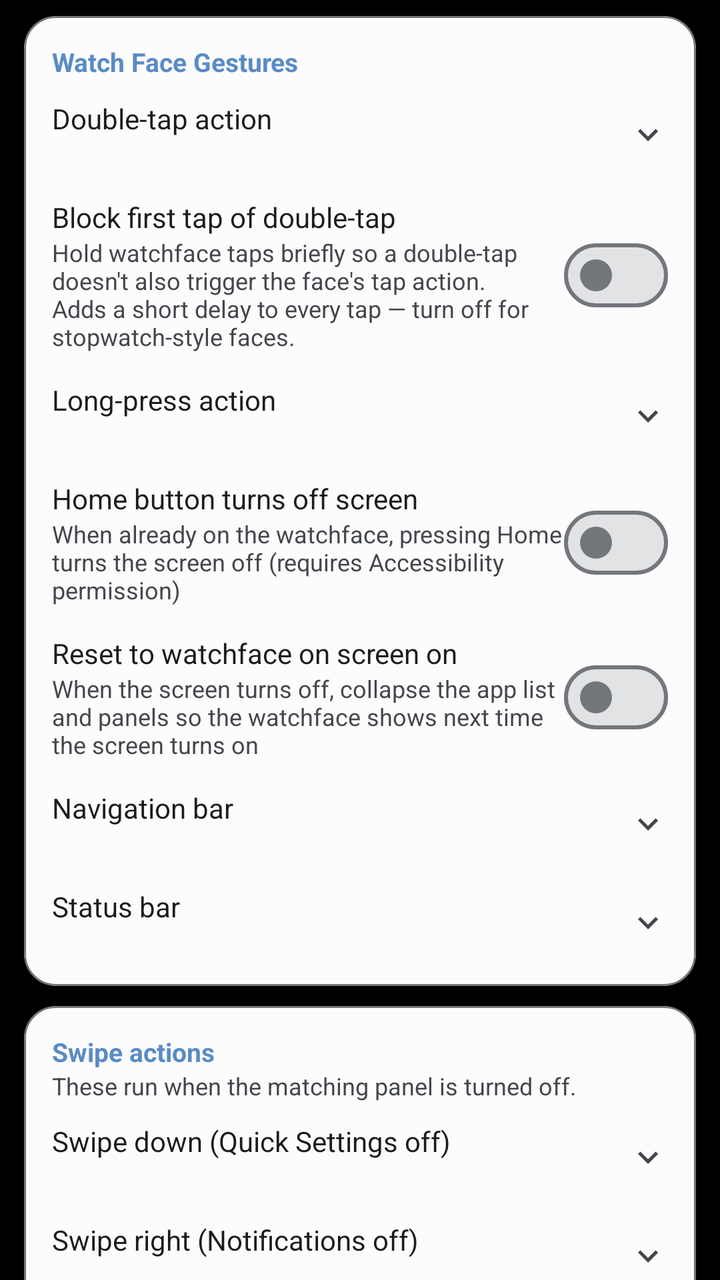
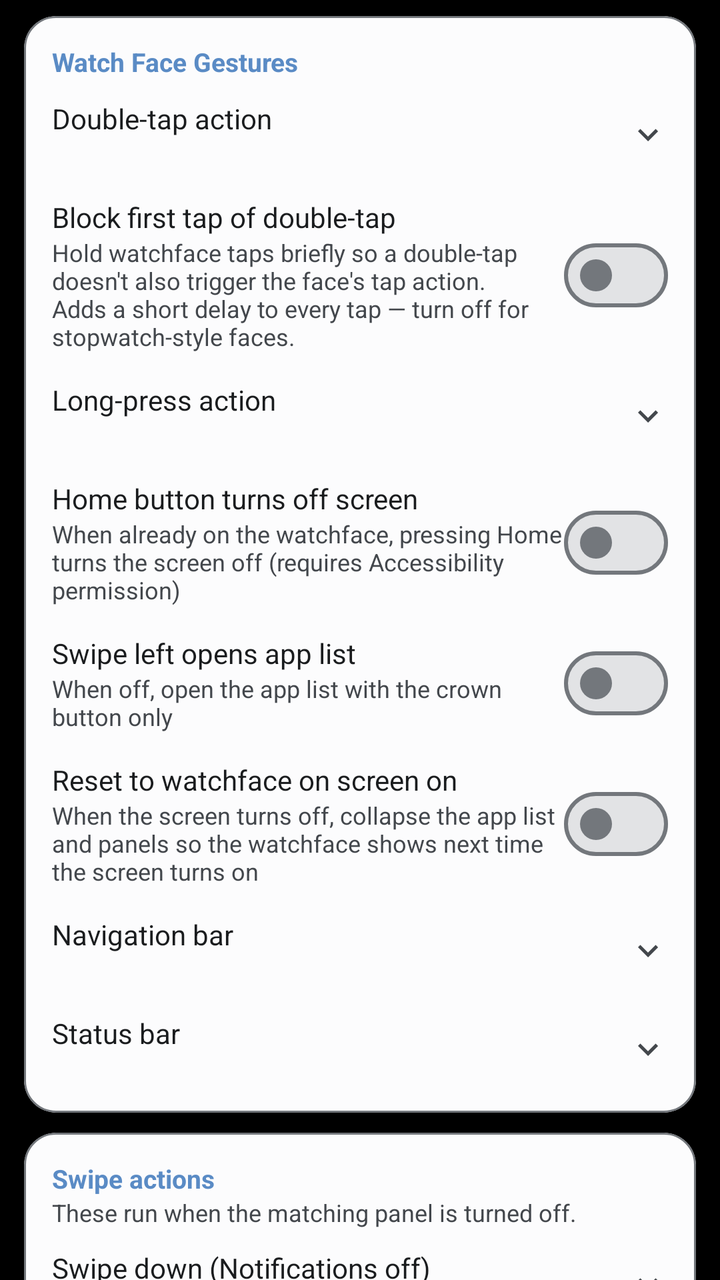

Before-and-after screenshots of an Android layout around one commit, followed by the original layout XML and the change that was made.
<!-- AndroidManifest.xml: application theme Theme.CloX -->
<!-- res/layout/fragment_settings_gestures.xml -->
<?xml version="1.0" encoding="utf-8"?>
<androidx.core.widget.NestedScrollView
    xmlns:android="http://schemas.android.com/apk/res/android"
    xmlns:app="http://schemas.android.com/apk/res-auto"
    android:layout_width="match_parent"
    android:layout_height="match_parent"
    android:clipToPadding="false"
    android:fillViewport="true">

    <LinearLayout
        android:layout_width="match_parent"
        android:layout_height="wrap_content"
        android:orientation="vertical"
        android:paddingTop="8dp"
        android:paddingBottom="16dp">

        
        <com.google.android.material.card.MaterialCardView
            android:layout_width="match_parent" android:layout_height="wrap_content"
            android:layout_marginHorizontal="12dp" android:layout_marginBottom="10dp"
            app:cardCornerRadius="16dp" app:cardElevation="0dp"
            app:strokeWidth="1dp" app:strokeColor="?attr/colorOutline"
            app:cardBackgroundColor="?attr/colorSurface">
            <LinearLayout android:layout_width="match_parent" android:layout_height="wrap_content"
                android:orientation="vertical" android:padding="14dp">
                <TextView android:layout_width="wrap_content" android:layout_height="wrap_content"
                    android:text="@string/pref_gestures_watchface_category"
                    android:textSize="13sp" android:textStyle="bold"
                    android:textColor="?attr/colorPrimary" android:layout_marginBottom="10dp" />

                
                <LinearLayout android:id="@+id/rowDoubleTap"
                    android:layout_width="match_parent" android:layout_height="wrap_content"
                    android:orientation="horizontal" android:gravity="center_vertical"
                    android:clickable="true" android:focusable="true"
                    android:background="?attr/selectableItemBackground">
                    <LinearLayout android:layout_width="0dp" android:layout_height="wrap_content"
                        android:layout_weight="1" android:orientation="vertical">
                        <TextView android:layout_width="wrap_content" android:layout_height="wrap_content"
                            android:text="@string/pref_double_tap_title"
                            android:textSize="14sp" android:textColor="?attr/colorOnSurface" />
                        <TextView android:id="@+id/tvDoubleTap"
                            android:layout_width="wrap_content" android:layout_height="wrap_content"
                            android:textSize="12sp" android:textColor="?attr/colorOnSurfaceVariant" />
                    </LinearLayout>
                    <ImageView android:layout_width="20dp" android:layout_height="20dp"
                        android:src="@drawable/ic_expand_more" app:tint="?attr/colorOnSurfaceVariant" />
                </LinearLayout>

                
                <LinearLayout android:layout_width="match_parent" android:layout_height="wrap_content"
                    android:orientation="horizontal" android:gravity="center_vertical"
                    android:layout_marginTop="14dp">
                    <LinearLayout android:layout_width="0dp" android:layout_height="wrap_content"
                        android:layout_weight="1" android:orientation="vertical">
                        <TextView android:layout_width="wrap_content" android:layout_height="wrap_content"
                            android:text="@string/pref_double_tap_hold_title"
                            android:textSize="14sp" android:textColor="?attr/colorOnSurface" />
                        <TextView android:layout_width="match_parent" android:layout_height="wrap_content"
                            android:text="@string/pref_double_tap_hold_summary"
                            android:textSize="12sp" android:textColor="?attr/colorOnSurfaceVariant" />
                    </LinearLayout>
                    <com.google.android.material.materialswitch.MaterialSwitch
                        android:id="@+id/switchDoubleTapHold"
                        android:layout_width="wrap_content" android:layout_height="wrap_content" />
                </LinearLayout>

                
                <LinearLayout android:id="@+id/rowLongPress"
                    android:layout_width="match_parent" android:layout_height="wrap_content"
                    android:orientation="horizontal" android:gravity="center_vertical"
                    android:layout_marginTop="14dp"
                    android:clickable="true" android:focusable="true"
                    android:background="?attr/selectableItemBackground">
                    <LinearLayout android:layout_width="0dp" android:layout_height="wrap_content"
                        android:layout_weight="1" android:orientation="vertical">
                        <TextView android:layout_width="wrap_content" android:layout_height="wrap_content"
                            android:text="@string/pref_long_press_title"
                            android:textSize="14sp" android:textColor="?attr/colorOnSurface" />
                        <TextView android:id="@+id/tvLongPress"
                            android:layout_width="wrap_content" android:layout_height="wrap_content"
                            android:textSize="12sp" android:textColor="?attr/colorOnSurfaceVariant" />
                    </LinearLayout>
                    <ImageView android:layout_width="20dp" android:layout_height="20dp"
                        android:src="@drawable/ic_expand_more" app:tint="?attr/colorOnSurfaceVariant" />
                </LinearLayout>

                
                <LinearLayout android:layout_width="match_parent" android:layout_height="wrap_content"
                    android:orientation="horizontal" android:gravity="center_vertical"
                    android:layout_marginTop="14dp">
                    <LinearLayout android:layout_width="0dp" android:layout_height="wrap_content"
                        android:layout_weight="1" android:orientation="vertical">
                        <TextView android:layout_width="wrap_content" android:layout_height="wrap_content"
                            android:text="@string/pref_home_press_screen_off_title"
                            android:textSize="14sp" android:textColor="?attr/colorOnSurface" />
                        <TextView android:layout_width="wrap_content" android:layout_height="wrap_content"
                            android:text="@string/pref_home_press_screen_off_summary"
                            android:textSize="12sp" android:textColor="?attr/colorOnSurfaceVariant" />
                    </LinearLayout>
                    <com.google.android.material.materialswitch.MaterialSwitch
                        android:id="@+id/switchHomePressOff"
                        android:layout_width="wrap_content" android:layout_height="wrap_content" />
                </LinearLayout>

                
                <LinearLayout android:layout_width="match_parent" android:layout_height="wrap_content"
                    android:orientation="horizontal" android:gravity="center_vertical"
                    android:layout_marginTop="14dp">
                    <LinearLayout android:layout_width="0dp" android:layout_height="wrap_content"
                        android:layout_weight="1" android:orientation="vertical">
                        <TextView android:layout_width="wrap_content" android:layout_height="wrap_content"
                            android:text="@string/pref_reset_watchface_on_screen_title"
                            android:textSize="14sp" android:textColor="?attr/colorOnSurface" />
                        <TextView android:layout_width="match_parent" android:layout_height="wrap_content"
                            android:text="@string/pref_reset_watchface_on_screen_summary"
                            android:textSize="12sp" android:textColor="?attr/colorOnSurfaceVariant" />
                    </LinearLayout>
                    <com.google.android.material.materialswitch.MaterialSwitch
                        android:id="@+id/switchResetWatchface"
                        android:layout_width="wrap_content" android:layout_height="wrap_content" />
                </LinearLayout>

                
                <LinearLayout android:id="@+id/rowNavBar"
                    android:layout_width="match_parent" android:layout_height="wrap_content"
                    android:orientation="horizontal" android:gravity="center_vertical"
                    android:layout_marginTop="14dp"
                    android:clickable="true" android:focusable="true"
                    android:background="?attr/selectableItemBackground">
                    <LinearLayout android:layout_width="0dp" android:layout_height="wrap_content"
                        android:layout_weight="1" android:orientation="vertical">
                        <TextView android:layout_width="wrap_content" android:layout_height="wrap_content"
                            android:text="@string/pref_nav_bar_title"
                            android:textSize="14sp" android:textColor="?attr/colorOnSurface" />
                        <TextView android:id="@+id/tvNavBar"
                            android:layout_width="wrap_content" android:layout_height="wrap_content"
                            android:textSize="12sp" android:textColor="?attr/colorOnSurfaceVariant" />
                    </LinearLayout>
                    <ImageView android:layout_width="20dp" android:layout_height="20dp"
                        android:src="@drawable/ic_expand_more" app:tint="?attr/colorOnSurfaceVariant" />
                </LinearLayout>

                
                <LinearLayout android:id="@+id/rowStatusBar"
                    android:layout_width="match_parent" android:layout_height="wrap_content"
                    android:orientation="horizontal" android:gravity="center_vertical"
                    android:layout_marginTop="14dp"
                    android:clickable="true" android:focusable="true"
                    android:background="?attr/selectableItemBackground">
                    <LinearLayout android:layout_width="0dp" android:layout_height="wrap_content"
                        android:layout_weight="1" android:orientation="vertical">
                        <TextView android:layout_width="wrap_content" android:layout_height="wrap_content"
                            android:text="@string/pref_status_bar_title"
                            android:textSize="14sp" android:textColor="?attr/colorOnSurface" />
                        <TextView android:id="@+id/tvStatusBar"
                            android:layout_width="wrap_content" android:layout_height="wrap_content"
                            android:textSize="12sp" android:textColor="?attr/colorOnSurfaceVariant" />
                    </LinearLayout>
                    <ImageView android:layout_width="20dp" android:layout_height="20dp"
                        android:src="@drawable/ic_expand_more" app:tint="?attr/colorOnSurfaceVariant" />
                </LinearLayout>

            </LinearLayout>
        </com.google.android.material.card.MaterialCardView>

        
        <com.google.android.material.card.MaterialCardView
            android:layout_width="match_parent" android:layout_height="wrap_content"
            android:layout_marginHorizontal="12dp" android:layout_marginBottom="10dp"
            app:cardCornerRadius="16dp" app:cardElevation="0dp"
            app:strokeWidth="1dp" app:strokeColor="?attr/colorOutline"
            app:cardBackgroundColor="?attr/colorSurface">
            <LinearLayout android:layout_width="match_parent" android:layout_height="wrap_content"
                android:orientation="vertical" android:padding="14dp">
                <TextView android:layout_width="wrap_content" android:layout_height="wrap_content"
                    android:text="@string/pref_swipe_category"
                    android:textSize="13sp" android:textStyle="bold"
                    android:textColor="?attr/colorPrimary" />
                <TextView android:layout_width="match_parent" android:layout_height="wrap_content"
                    android:text="@string/pref_swipe_category_summary"
                    android:textSize="12sp" android:textColor="?attr/colorOnSurfaceVariant"
                    android:layout_marginBottom="10dp" />

                
                <LinearLayout android:id="@+id/rowSwipeDown"
                    android:layout_width="match_parent" android:layout_height="wrap_content"
                    android:orientation="horizontal" android:gravity="center_vertical"
                    android:clickable="true" android:focusable="true"
                    android:background="?attr/selectableItemBackground">
                    <LinearLayout android:layout_width="0dp" android:layout_height="wrap_content"
                        android:layout_weight="1" android:orientation="vertical">
                        <TextView android:layout_width="wrap_content" android:layout_height="wrap_content"
                            android:text="@string/pref_swipe_down_title"
                            android:textSize="14sp" android:textColor="?attr/colorOnSurface" />
                        <TextView android:id="@+id/tvSwipeDown"
                            android:layout_width="wrap_content" android:layout_height="wrap_content"
                            android:textSize="12sp" android:textColor="?attr/colorOnSurfaceVariant" />
                    </LinearLayout>
                    <ImageView android:layout_width="20dp" android:layout_height="20dp"
                        android:src="@drawable/ic_expand_more" app:tint="?attr/colorOnSurfaceVariant" />
                </LinearLayout>

                
                <LinearLayout android:id="@+id/rowSwipeRight"
                    android:layout_width="match_parent" android:layout_height="wrap_content"
                    android:orientation="horizontal" android:gravity="center_vertical"
                    android:layout_marginTop="14dp"
                    android:clickable="true" android:focusable="true"
                    android:background="?attr/selectableItemBackground">
                    <LinearLayout android:layout_width="0dp" android:layout_height="wrap_content"
                        android:layout_weight="1" android:orientation="vertical">
                        <TextView android:layout_width="wrap_content" android:layout_height="wrap_content"
                            android:text="@string/pref_swipe_right_title"
                            android:textSize="14sp" android:textColor="?attr/colorOnSurface" />
                        <TextView android:id="@+id/tvSwipeRight"
                            android:layout_width="wrap_content" android:layout_height="wrap_content"
                            android:textSize="12sp" android:textColor="?attr/colorOnSurfaceVariant" />
                    </LinearLayout>
                    <ImageView android:layout_width="20dp" android:layout_height="20dp"
                        android:src="@drawable/ic_expand_more" app:tint="?attr/colorOnSurfaceVariant" />
                </LinearLayout>

            </LinearLayout>
        </com.google.android.material.card.MaterialCardView>

        
        <com.google.android.material.card.MaterialCardView
            android:layout_width="match_parent" android:layout_height="wrap_content"
            android:layout_marginHorizontal="12dp" android:layout_marginBottom="10dp"
            app:cardCornerRadius="16dp" app:cardElevation="0dp"
            app:strokeWidth="1dp" app:strokeColor="?attr/colorOutline"
            app:cardBackgroundColor="?attr/colorSurface">
            <LinearLayout android:layout_width="match_parent" android:layout_height="wrap_content"
                android:orientation="vertical" android:padding="14dp">
                <TextView android:layout_width="wrap_content" android:layout_height="wrap_content"
                    android:text="@string/pref_btn_map_category"
                    android:textSize="13sp" android:textStyle="bold"
                    android:textColor="?attr/colorPrimary" android:layout_marginBottom="10dp" />

                
                <LinearLayout android:id="@+id/containerButtons"
                    android:layout_width="match_parent" android:layout_height="wrap_content"
                    android:orientation="vertical" />

                
                <LinearLayout android:id="@+id/rowBtnRecord"
                    android:layout_width="match_parent" android:layout_height="wrap_content"
                    android:orientation="horizontal" android:gravity="center_vertical"
                    android:clickable="true" android:focusable="true"
                    android:background="?attr/selectableItemBackground">
                    <LinearLayout android:layout_width="0dp" android:layout_height="wrap_content"
                        android:layout_weight="1" android:orientation="vertical">
                        <TextView android:layout_width="wrap_content" android:layout_height="wrap_content"
                            android:text="@string/pref_btn_add_title"
                            android:textSize="14sp" android:textColor="?attr/colorPrimary" />
                        <TextView android:layout_width="wrap_content" android:layout_height="wrap_content"
                            android:text="@string/pref_btn_add_summary"
                            android:textSize="12sp" android:textColor="?attr/colorOnSurfaceVariant" />
                    </LinearLayout>
                    <ImageView android:layout_width="20dp" android:layout_height="20dp"
                        android:src="@drawable/ic_tune" app:tint="?attr/colorPrimary" />
                </LinearLayout>

            </LinearLayout>
        </com.google.android.material.card.MaterialCardView>

    </LinearLayout>
</androidx.core.widget.NestedScrollView>
<!-- resources referenced by this layout -->
<resources>
  <!-- drawable ic_tune (drawable) -->
  <vector xmlns:android="http://schemas.android.com/apk/res/android" android:width="24dp" android:height="24dp" android:viewportWidth="24" android:viewportHeight="24">
      <path android:fillColor="?attr/colorOnSurface" android:pathData="M3,17v2h6v-2H3zM3,5v2h10V5H3zM13,21v-2h8v-2h-8v-2h-2v6h2zM7,9v2H3v2h4v2h2V9H7zM21,13v-2H11v2h10zM15,9h2V7h4V5h-4V3h-2v6z"/>
  </vector>
  <string name="pref_btn_add_summary">Tap to record another button</string>
  <string name="pref_btn_add_title">Add button</string>
  <string name="pref_btn_map_category">Hardware Button Mapping</string>
  <string name="pref_double_tap_hold_summary">Hold watchface taps briefly so a double-tap doesn\'t also trigger the face\'s tap action. Adds a short delay to every tap — turn off for stopwatch-style faces.</string>
  <string name="pref_double_tap_hold_title">Block first tap of double-tap</string>
  <string name="pref_double_tap_title">Double-tap action</string>
  <string name="pref_gestures_watchface_category">Watch Face Gestures</string>
  <string name="pref_home_press_screen_off_summary">When already on the watchface, pressing Home turns the screen off (requires Accessibility permission)</string>
  <string name="pref_home_press_screen_off_title">Home button turns off screen</string>
  <string name="pref_long_press_title">Long-press action</string>
  <string name="pref_nav_bar_title">Navigation bar</string>
  <string name="pref_reset_watchface_on_screen_summary">When the screen turns off, collapse the app list and panels so the watchface shows next time the screen turns on</string>
  <string name="pref_reset_watchface_on_screen_title">Reset to watchface on screen on</string>
  <string name="pref_status_bar_title">Status bar</string>
  <string name="pref_swipe_category">Swipe actions</string>
  <string name="pref_swipe_category_summary">These run when the matching panel is turned off.</string>
  <string name="pref_swipe_down_title">Swipe down (Quick Settings off)</string>
  <string name="pref_swipe_right_title">Swipe right (Notifications off)</string>
  <style name="Theme.CloX" parent="Base.Theme.CloX">
          <item name="android:windowBackground">@android:color/black</item>
          <item name="android:windowAnimationStyle">@null</item>
          <item name="android:windowShowWallpaper">true</item>
      </style>
  <color name="brand_500">#5A8BC5</color>
  <color name="brand_on_accent_light">#FFFFFF</color>
  <color name="brand_container_light">#D6E6F5</color>
  <color name="brand_on_container_light">#0F2B44</color>
  <color name="brand_300">#82ABD0</color>
  <color name="m3_background">#FCFCFD</color>
  <color name="m3_surface">#FCFCFD</color>
  <color name="m3_on_surface">#1A1C1E</color>
  <color name="m3_surface_variant">#E1E2E6</color>
  <color name="m3_on_surface_variant">#43474C</color>
  <color name="m3_surface_container_lowest">#FFFFFF</color>
  <color name="m3_surface_container_low">#F4F4F5</color>
  <color name="m3_surface_container">#EEEEF0</color>
  <color name="m3_surface_container_high">#E8E9EB</color>
  <color name="m3_surface_container_highest">#E2E3E5</color>
  <color name="m3_surface_bright">#FCFCFD</color>
  <color name="m3_surface_dim">#DBDBDD</color>
  <color name="m3_inverse_surface">#2F3133</color>
  <color name="m3_inverse_on_surface">#F1F0F2</color>
  <color name="m3_outline">#73777C</color>
  <color name="m3_outline_variant">#C3C6CC</color>
  <!-- unchanged entries left out for length: 2 -->
</resources>

<!-- the commit's change to res/layout/fragment_settings_gestures.xml (unified diff, before → after) -->
@@ -100,6 +100,24 @@
                     </LinearLayout>
                     <com.google.android.material.materialswitch.MaterialSwitch
                         android:id="@+id/switchHomePressOff"
+                        android:layout_width="wrap_content" android:layout_height="wrap_content" />
+                </LinearLayout>
+
+                
+                <LinearLayout android:layout_width="match_parent" android:layout_height="wrap_content"
+                    android:orientation="horizontal" android:gravity="center_vertical"
+                    android:layout_marginTop="14dp">
+                    <LinearLayout android:layout_width="0dp" android:layout_height="wrap_content"
+                        android:layout_weight="1" android:orientation="vertical">
+                        <TextView android:layout_width="wrap_content" android:layout_height="wrap_content"
+                            android:text="@string/pref_app_list_swipe_title"
+                            android:textSize="14sp" android:textColor="?attr/colorOnSurface" />
+                        <TextView android:layout_width="match_parent" android:layout_height="wrap_content"
+                            android:text="@string/pref_app_list_swipe_summary"
+                            android:textSize="12sp" android:textColor="?attr/colorOnSurfaceVariant" />
+                    </LinearLayout>
+                    <com.google.android.material.materialswitch.MaterialSwitch
+                        android:id="@+id/switchAppListSwipe"
                         android:layout_width="wrap_content" android:layout_height="wrap_content" />
                 </LinearLayout>
 
<!-- resource entries referenced after the edit -->
@@ -4,6 +4,8 @@
   <vector xmlns:android="http://schemas.android.com/apk/res/android" android:width="24dp" android:height="24dp" android:viewportWidth="24" android:viewportHeight="24">
       <path android:fillColor="?attr/colorOnSurface" android:pathData="M3,17v2h6v-2H3zM3,5v2h10V5H3zM13,21v-2h8v-2h-8v-2h-2v6h2zM7,9v2H3v2h4v2h2V9H7zM21,13v-2H11v2h10zM15,9h2V7h4V5h-4V3h-2v6z"/>
   </vector>
+  <string name="pref_app_list_swipe_summary">When off, open the app list with the crown button only</string>
+  <string name="pref_app_list_swipe_title">Swipe left opens app list</string>
   <string name="pref_btn_add_summary">Tap to record another button</string>
   <string name="pref_btn_add_title">Add button</string>
   <string name="pref_btn_map_category">Hardware Button Mapping</string>
@@ -20,7 +22,7 @@
   <string name="pref_status_bar_title">Status bar</string>
   <string name="pref_swipe_category">Swipe actions</string>
   <string name="pref_swipe_category_summary">These run when the matching panel is turned off.</string>
-  <string name="pref_swipe_down_title">Swipe down (Quick Settings off)</string>
+  <string name="pref_swipe_down_title">Swipe down (Notifications off)</string>
   <string name="pref_swipe_right_title">Swipe right (Notifications off)</string>
   <style name="Theme.CloX" parent="Base.Theme.CloX">
           <item name="android:windowBackground">@android:color/black</item>
